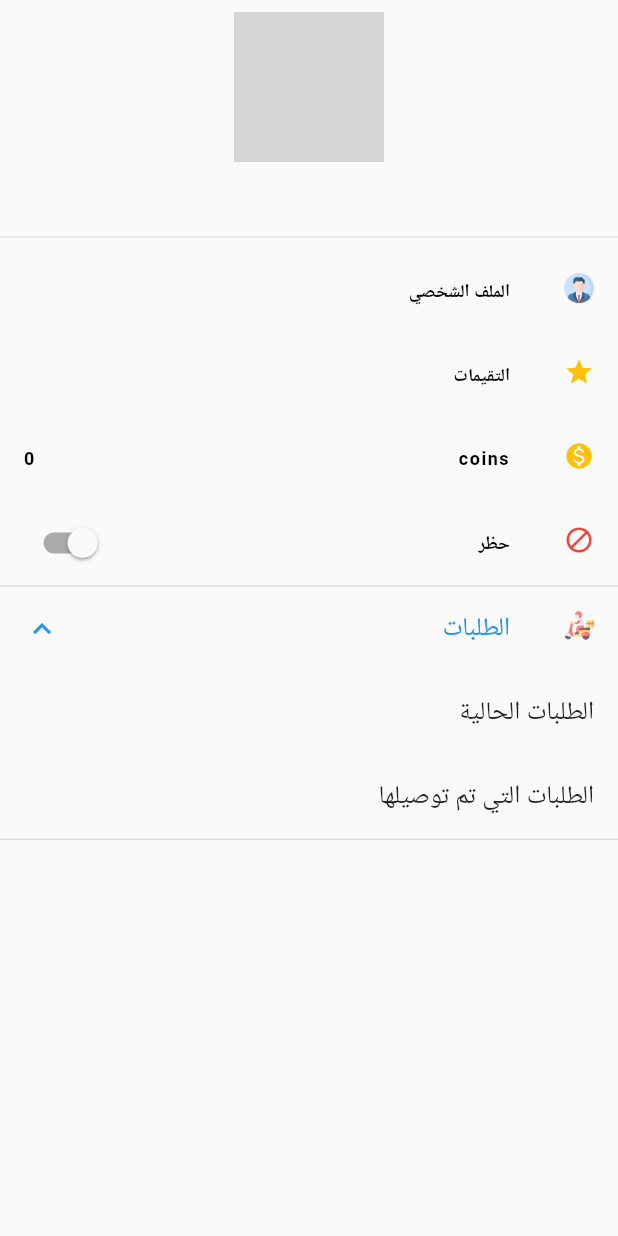
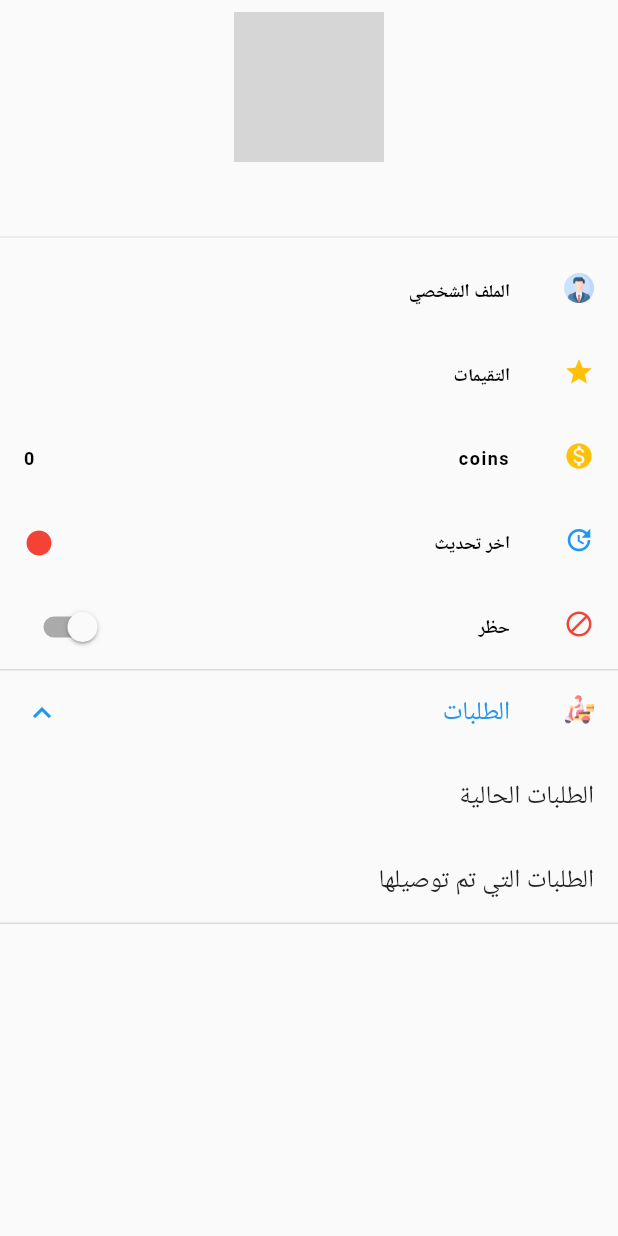
Before and after one commit to elesdody5/mydelivery_admin, a Flutter app: the DeliveryDetailsScreen screen opened directly with empty values, after a tap on "الطلبات", on a phone screen of 412 x 824 dp. Run offline on Flutter 3.47's test engine with Material 2 defaults, Android fonts, the phone set to English and light mode, and no system bars; our stand-ins replace audioplayers, cached_network_image, cloud_firestore, cool_alert, curved_navigation_bar, dio and 17 more; missing offline and left inert: android_alarm_manager_plus, dart:ffi, form_builder_image_picker, record; accounts and stored records are empty; network calls fail; statements that could not run were skipped; grey boxes are pictures that could not be loaded.

Commit message:
add delivery updated status

```diff
--- a/features/delivery/lib/data/firebase/firestore_service.dart
+++ b/features/delivery/lib/data/firebase/firestore_service.dart
@@ -27,4 +27,8 @@ abstract class FireStoreService {
   Future<List<ShopOrder>> getAllOrders();
 
   Future<void> updateOrdersStatus(List<String> ordersId);
+
+  Future<Result<bool>> isUpdated(String deliveryId) ;
+
+  Future<void> removeIsUpdatedStatus(String deliveryId) ;
 }
--- a/features/delivery/lib/data/firebase/firestore_service_imp.dart
+++ b/features/delivery/lib/data/firebase/firestore_service_imp.dart
@@ -26,7 +26,8 @@ class FireStoreServiceImp implements FireStoreService {
   }
 
   @override
-  Future<List<ShopOrder>> getDeliveredOrdersForDelivery(String deliveryId) async {
+  Future<List<ShopOrder>> getDeliveredOrdersForDelivery(
+      String deliveryId) async {
     final response = await _fireStore
         .collection("orders")
         .where("delivery._id", isEqualTo: deliveryId)
@@ -48,7 +49,8 @@ class FireStoreServiceImp implements FireStoreService {
   }
 
   @override
-  Future<Result> addDeliveryToOrders(User delivery, List<ShopOrder> orders) async {
+  Future<Result> addDeliveryToOrders(
+      User delivery, List<ShopOrder> orders) async {
     final ordersCollection = _fireStore.collection("orders");
     WriteBatch batch = _fireStore.batch();
     for (var order in orders) {
@@ -125,7 +127,7 @@ class FireStoreServiceImp implements FireStoreService {
   Future<List<ShopOrder>> getWithDeliveryOrders() async {
     final orders = await _fireStore
         .collection("orders")
-        .where("orderStatus",isEqualTo: OrderStatus.withDelivery)
+        .where("orderStatus", isEqualTo: OrderStatus.withDelivery)
         .get();
     return orders.docs
         .map((doc) => ShopOrder.fromJson(doc.data(), doc.id))
@@ -154,4 +156,20 @@ class FireStoreServiceImp implements FireStoreService {
     }
     return await batch.commit();
   }
+
+  @override
+  Future<Result<bool>> isUpdated(String deliveryId) async {
+    final deliveryDoc =
+        await _fireStore.collection("userUpdates").doc(deliveryId).get();
+
+    bool? isUpdated = deliveryDoc.data()?["isUpdated"];
+    return Success(isUpdated ?? false);
+  }
+
+  @override
+  Future<void> removeIsUpdatedStatus(String deliveryId) async {
+    final deliveryDoc = _fireStore.collection("userUpdates").doc(deliveryId);
+
+    await deliveryDoc.set({"isUpdated": false});
+  }
 }
--- a/features/delivery/lib/data/repository/delivery_repository.dart
+++ b/features/delivery/lib/data/repository/delivery_repository.dart
@@ -65,4 +65,8 @@ abstract class DeliveryRepository {
   Future<void> updateOrdersStatus(List<String> ordersId);
 
   Future<Result> removeQuickOrder(String? id);
+
+  Future<Result<bool>> isUpdated(String deliveryId) ;
+
+  Future<void> removeIsUpdatedStatus(String deliveryId) ;
 }
--- a/features/delivery/lib/data/repository/delivery_repository_imp.dart
+++ b/features/delivery/lib/data/repository/delivery_repository_imp.dart
@@ -198,4 +198,14 @@ class DeliveryRepositoryImp implements DeliveryRepository {
   Future<Result> removeQuickOrder(String? id) {
     return _remoteDataSource.removeQuickOrder(id);
   }
+
+  @override
+  Future<Result<bool>> isUpdated(String deliveryId) {
+    return _fireStoreService.isUpdated(deliveryId);
+  }
+
+  @override
+  Future<void> removeIsUpdatedStatus(String deliveryId) {
+    return _fireStoreService.removeIsUpdatedStatus(deliveryId);
+  }
 }
--- a/features/delivery/lib/delivery_details/delivery_details_provider.dart
+++ b/features/delivery/lib/delivery_details/delivery_details_provider.dart
@@ -7,19 +7,31 @@ import 'package:delivery/data/repository/delivery_repository_imp.dart';
 class DeliveryDetailsProvider extends BaseProvider {
   final DeliveryRepository _repository;
 
+  var isUpdated = false;
+
   DeliveryDetailsProvider({DeliveryRepository? repository})
       : _repository = repository ?? DeliveryRepositoryImp();
   int coins = 0;
   bool isBlocked = false;
 
   Future<void> init(String deliveryId) async {
-    await Future.wait(
-        [getDeliveryCoins(deliveryId), getDeliveryBlockState(deliveryId)]);
+    await Future.wait([
+      getDeliveryCoins(deliveryId),
+      getDeliveryBlockState(deliveryId),
+      checkLatestUpdate(deliveryId)
+    ]);
   }
 
   Future<void> getDeliveryCoins(String deliveryId) async {
     coins = await _repository.getDeliveryCoins(deliveryId);
     notifyListeners();
+  }
+
+  Future<void> checkLatestUpdate(String deliveryId) async {
+    Result<bool> result = await _repository.isUpdated(deliveryId);
+    if (result.succeeded()) {
+      isUpdated = result.getDataIfSuccess();
+    }
   }
 
   Future<void> getDeliveryBlockState(String deliveryId) async {
@@ -44,4 +56,14 @@ class DeliveryDetailsProvider extends BaseProvider {
       notifyListeners();
     }
   }
+
+  void deleteUpdatedStatus(String? deliveryId) async {
+    if (deliveryId != null) {
+      isLoading.value = true;
+      await _repository.removeIsUpdatedStatus(deliveryId);
+      isLoading.value = false;
+      isUpdated = false;
+      notifyListeners();
+    }
+  }
 }
--- a/features/delivery/lib/delivery_details/delivery_details_screen.dart
+++ b/features/delivery/lib/delivery_details/delivery_details_screen.dart
@@ -2,7 +2,6 @@ import 'package:core/domain/user.dart';
 import 'package:core/screens.dart';
 import 'package:core/utils/utils.dart';
 import 'package:delivery/delivery_details/delivery_details_provider.dart';
-import 'package:flutter/cupertino.dart';
 import 'package:flutter/material.dart';
 import 'package:get/get.dart';
 import 'package:widgets/future_with_loading_progress.dart';
@@ -16,6 +15,26 @@ class DeliveryDetailsScreen extends StatelessWidget {
     setupErrorMessageListener(provider.errorMessage);
     setupLoadingListener(provider.isLoading);
     setupNavigationListener(provider.navigation);
+  }
+
+  void _showRemoveUpdateStatusDialog(DeliveryDetailsProvider provider,String? deliveryId) {
+    Get.dialog(AlertDialog(
+      title: Text("are_you_sure".tr),
+      content: Text("do_you_to_remove_update_status".tr),
+      actions: [
+        TextButton(
+          onPressed: () {
+            Get.back();
+            provider.deleteUpdatedStatus(deliveryId);
+          },
+          child: Text("yes".tr),
+        ),
+        TextButton(
+          onPressed: () => Get.back(),
+          child: Text("cancel".tr),
+        )
+      ],
+    ));
   }
 
   @override
@@ -90,6 +109,23 @@ class DeliveryDetailsScreen extends StatelessWidget {
                   trailing: Text("${provider.coins}"),
                 ),
                 ListTile(
+                  onLongPress: ()=>_showRemoveUpdateStatusDialog(provider, delivery.id),
+                  leading: const Icon(
+                    Icons.update,
+                    size: 20,
+                    color: Colors.blue,
+                  ),
+                  title: Text(
+                    "latest_version".tr,
+                    style: Get.textTheme.bodyText2,
+                  ),
+                  trailing: Icon(
+                    Icons.circle_rounded,
+                    size: 20,
+                    color: provider.isUpdated ? Colors.green : Colors.red,
+                  ),
+                ),
+                ListTile(
                   leading: const Icon(
                     Icons.block,
                     size: 20,
--- a/lib/language/ar.dart
+++ b/lib/language/ar.dart
@@ -73,6 +73,8 @@ Map<String, String> arJson = {
   'new_password': "كلمة المرور",
   "confirm_password": "تأكيد كلمة المرور",
   "update": "تعديل",
+  "latest_version":"اخر تحديث",
+  "do_you_to_remove_update_status":"هل تريد حذف حالة التحديث",
   "pick_prescription": "صورة الروشتة",
   "home_visit": "زيارة منزلية",
   "continue": "متابعة",
```
Also changed, not shown: features/delivery/lib/all_quick_orders/all_quick_orders_screen.dart (+16 -16 lines).
